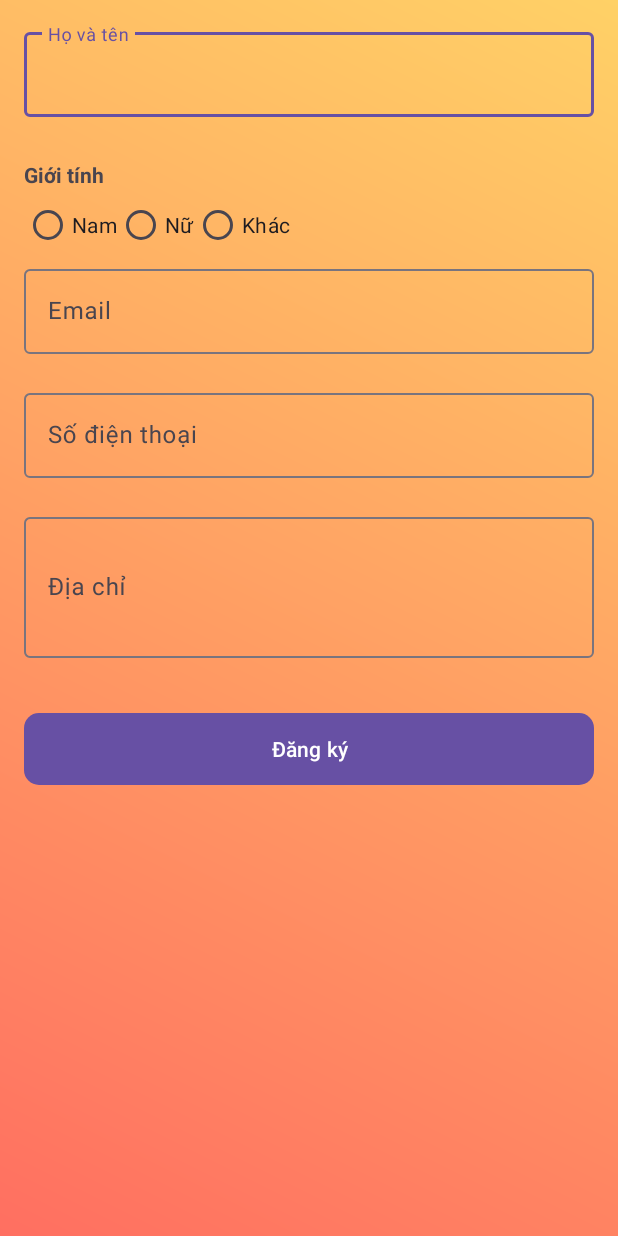
After one commit to vinhnt0205/SE1753-NET_GR2_OnlineShoes, an Android app: the activity_register screen opened directly, with no data from a screen before it, on a phone screen of 412 x 824 dp. The commit adds this screen. Run offline under Robolectric (Android 15) with nearby library versions, the phone set to English and light mode, and no system bars; 1 statement that could not run was skipped.

Commit message:
UI:register,resetpass,changepass

```diff
--- /dev/null
+++ b/app/src/main/java/com/example/se1753net_gr2_onlineshoes/activity_register.java
@@ -0,0 +1,24 @@
+package com.example.se1753net_gr2_onlineshoes;
+
+import android.os.Bundle;
+
+import androidx.activity.EdgeToEdge;
+import androidx.appcompat.app.AppCompatActivity;
+import androidx.core.graphics.Insets;
+import androidx.core.view.ViewCompat;
+import androidx.core.view.WindowInsetsCompat;
+
+public class activity_register extends AppCompatActivity {
+
+    @Override
+    protected void onCreate(Bundle savedInstanceState) {
+        super.onCreate(savedInstanceState);
+        EdgeToEdge.enable(this);
+        setContentView(R.layout.activity_register);
+        ViewCompat.setOnApplyWindowInsetsListener(findViewById(R.id.main), (v, insets) -> {
+            Insets systemBars = insets.getInsets(WindowInsetsCompat.Type.systemBars());
+            v.setPadding(systemBars.left, systemBars.top, systemBars.right, systemBars.bottom);
+            return insets;
+        });
+    }
+}
--- /dev/null
+++ b/app/src/main/res/drawable/ic_arrow_back.xml
@@ -0,0 +1,5 @@
+<vector xmlns:android="http://schemas.android.com/apk/res/android" android:autoMirrored="true" android:height="24dp" android:tint="#000000" android:viewportHeight="24" android:viewportWidth="24" android:width="24dp">
+
+    <path android:fillColor="@android:color/white" android:pathData="M20,11H7.83l5.59,-5.59L12,4l-8,8 8,8 1.41,-1.41L7.83,13H20v-2z"/>
+
+</vector>
--- /dev/null
+++ b/app/src/main/res/drawable/ic_lock_outline.xml
@@ -0,0 +1,5 @@
+<vector xmlns:android="http://schemas.android.com/apk/res/android" android:height="24dp" android:tint="#000000" android:viewportHeight="24" android:viewportWidth="24" android:width="24dp">
+
+    <path android:fillColor="@android:color/white" android:pathData="M18,8h-1L17,6c0,-2.76 -2.24,-5 -5,-5S7,3.24 7,6v2L6,8c-1.1,0 -2,0.9 -2,2v10c0,1.1 0.9,2 2,2h12c1.1,0 2,-0.9 2,-2L20,10c0,-1.1 -0.9,-2 -2,-2zM12,17c-1.1,0 -2,-0.9 -2,-2s0.9,-2 2,-2 2,0.9 2,2 -0.9,2 -2,2zM15.1,8L8.9,8L8.9,6c0,-1.71 1.39,-3.1 3.1,-3.1 1.71,0 3.1,1.39 3.1,3.1v2z"/>
+
+</vector>
--- /dev/null
+++ b/app/src/main/res/layout/activity_register.xml
@@ -0,0 +1,120 @@
+<?xml version="1.0" encoding="utf-8"?>
+<ScrollView xmlns:android="http://schemas.android.com/apk/res/android"
+    xmlns:app="http://schemas.android.com/apk/res-auto"
+    android:background="@drawable/background_gradient"
+    android:layout_width="match_parent"
+    android:layout_height="match_parent"
+    android:padding="16dp">
+
+    <LinearLayout
+        android:layout_width="match_parent"
+        android:layout_height="wrap_content"
+        android:orientation="vertical">
+
+        <!-- Full Name -->
+        <com.google.android.material.textfield.TextInputLayout
+            android:layout_width="match_parent"
+            android:layout_height="wrap_content"
+            app:errorEnabled="true">
+
+            <com.google.android.material.textfield.TextInputEditText
+                android:id="@+id/etFullName"
+                android:layout_width="match_parent"
+                android:layout_height="wrap_content"
+                android:hint="Họ và tên"
+                android:inputType="textCapWords"/>
+
+        </com.google.android.material.textfield.TextInputLayout>
+
+        <!-- Gender -->
+        <TextView
+            android:layout_width="wrap_content"
+            android:layout_height="wrap_content"
+            android:text="Giới tính"
+            android:textStyle="bold"
+            android:layout_marginTop="8dp"/>
+
+        <RadioGroup
+            android:id="@+id/rgGender"
+            android:layout_width="match_parent"
+            android:layout_height="wrap_content"
+            android:orientation="horizontal">
+
+            <RadioButton
+                android:id="@+id/rbMale"
+                android:layout_width="wrap_content"
+                android:layout_height="wrap_content"
+                android:text="Nam"/>
+
+            <RadioButton
+                android:id="@+id/rbFemale"
+                android:layout_width="wrap_content"
+                android:layout_height="wrap_content"
+                android:text="Nữ"/>
+
+            <RadioButton
+                android:id="@+id/rbOther"
+                android:layout_width="wrap_content"
+                android:layout_height="wrap_content"
+                android:text="Khác"/>
+        </RadioGroup>
+
+        <!-- Email -->
+        <com.google.android.material.textfield.TextInputLayout
+            android:layout_width="match_parent"
+            android:layout_height="wrap_content"
+            app:errorEnabled="true">
+
+            <com.google.android.material.textfield.TextInputEditText
+                android:id="@+id/etEmail"
+                android:layout_width="match_parent"
+                android:layout_height="wrap_content"
+                android:hint="Email"
+                android:inputType="textEmailAddress"/>
+
+        </com.google.android.material.textfield.TextInputLayout>
+
+        <!-- Mobile -->
+        <com.google.android.material.textfield.TextInputLayout
+            android:layout_width="match_parent"
+            android:layout_height="wrap_content"
+            app:errorEnabled="true">
+
+            <com.google.android.material.textfield.TextInputEditText
+                android:id="@+id/etMobile"
+                android:layout_width="match_parent"
+                android:layout_height="wrap_content"
+                android:hint="Số điện thoại"
+                android:inputType="phone"/>
+
+        </com.google.android.material.textfield.TextInputLayout>
+
+        <!-- Address -->
+        <com.google.android.material.textfield.TextInputLayout
+            android:layout_width="match_parent"
+            android:layout_height="wrap_content"
+            app:errorEnabled="true">
+
+            <com.google.android.material.textfield.TextInputEditText
+                android:id="@+id/etAddress"
+                android:layout_width="match_parent"
+                android:layout_height="wrap_content"
+                android:hint="Địa chỉ"
+                android:inputType="textMultiLine"
+                android:lines="3"/>
+
+        </com.google.android.material.textfield.TextInputLayout>
+
+        <!-- Register Button -->
+        <Button
+            android:id="@+id/btnRegister"
+            android:layout_width="match_parent"
+            android:layout_height="wrap_content"
+            android:text="Đăng ký"
+            android:background="@drawable/button_background"
+            android:textColor="@android:color/white"
+            android:layout_marginTop="16dp"
+            android:backgroundTint="@color/design_default_color_primary"/>
+
+    </LinearLayout>
+</ScrollView>
--- a/app/src/main/res/values/colors.xml
+++ b/app/src/main/res/values/colors.xml
@@ -1,5 +1,6 @@
 <?xml version="1.0" encoding="utf-8"?>
 <resources>
-    <color name="black">#FF000000</color>
-    <color name="white">#FFFFFFFF</color>
+    <color name="primary_button">#F44336</color>
+    <color name="primary_button_pressed">#FF5722</color>
+    <color name="text_primary">#212121</color>
 </resources>
```
Also changed, not shown: app/src/main/AndroidManifest.xml (+12 -0 lines), app/src/main/java/com/example/se1753net_gr2_onlineshoes/activity_change_password.java (added, +24 -0 lines), app/src/main/java/com/example/se1753net_gr2_onlineshoes/activity_forgot_password.java (added, +24 -0 lines), app/src/main/java/com/example/se1753net_gr2_onlineshoes/activity_reset_password.java (added, +24 -0 lines), app/src/main/res/layout/activity_change_password.xml (added, +112 -0 lines), app/src/main/res/layout/activity_forgot_password.xml (added, +70 -0 lines), app/src/main/res/layout/activity_reset_password.xml (added, +88 -0 lines).
